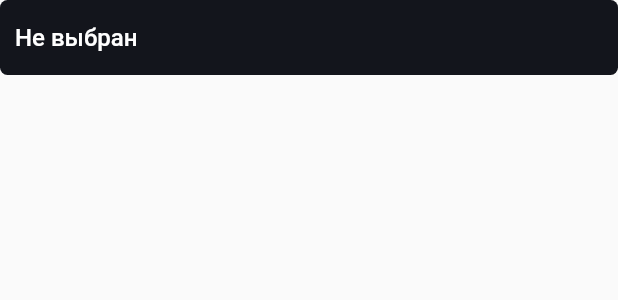
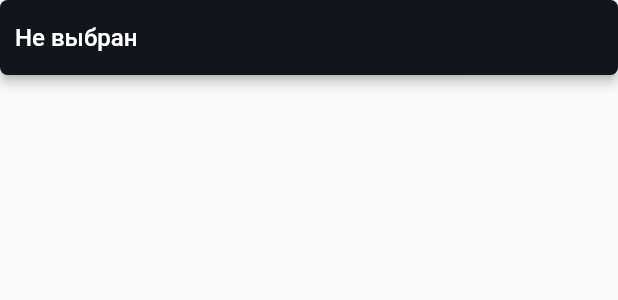
Before and after one commit to nikitakudinov/sp, a Flutter app: the CountryPickerWidget widget shown alone on an empty page, opened directly, on a phone screen of 412 x 824 dp. Shown: the top 300 px of the screen. Run offline on Flutter 3.47's test engine with Material 2 defaults, Android fonts, the phone set to English and light mode, and no system bars; our stand-ins replace auto_size_text, cached_network_image, equatable, file_picker, floating_bottom_navigation_bar, font_awesome_flutter and 10 more; missing offline and left inert: json_path, mime_type; accounts and stored records are empty; network calls fail; Roboto replaces fonts that are missing (Encode Sans Semi Condensed).

Commit message:
Updating to latest FlutterFlow output.

```diff
--- a/lib/components/country_picker_widget.dart
+++ b/lib/components/country_picker_widget.dart
@@ -48,6 +48,12 @@ class _CountryPickerWidgetState extends State<CountryPickerWidget> {
         children: [
           Padding(
             padding: EdgeInsetsDirectional.fromSTEB(0.0, 0.0, 0.0, 5.0),
+            child: Material(
+              color: Colors.transparent,
+              elevation: 3.0,
+              shape: RoundedRectangleBorder(
+                borderRadius: BorderRadius.circular(5.0),
+              ),
               child: Container(
                 height: 50.0,
                 decoration: BoxDecoration(
@@ -69,8 +75,8 @@ class _CountryPickerWidgetState extends State<CountryPickerWidget> {
                     children: [
                       if (_model.selectedFlag != 'false')
                         Padding(
-                        padding:
-                            EdgeInsetsDirectional.fromSTEB(10.0, 0.0, 0.0, 0.0),
+                          padding: EdgeInsetsDirectional.fromSTEB(
+                              10.0, 0.0, 0.0, 0.0),
                           child: Container(
                             width: 30.0,
                             height: 20.0,
@@ -86,8 +92,8 @@ class _CountryPickerWidgetState extends State<CountryPickerWidget> {
                         ),
                       Expanded(
                         child: Padding(
-                        padding:
-                            EdgeInsetsDirectional.fromSTEB(10.0, 0.0, 0.0, 0.0),
+                          padding: EdgeInsetsDirectional.fromSTEB(
+                              10.0, 0.0, 0.0, 0.0),
                           child: Text(
                             _model.selectedCountry,
                             style: FlutterFlowTheme.of(context).titleSmall,
@@ -95,6 +101,7 @@ class _CountryPickerWidgetState extends State<CountryPickerWidget> {
                         ),
                       ),
                     ],
+                  ),
                 ),
               ),
             ),
```
Lines whose indentation alone changed are shown as unchanged.
